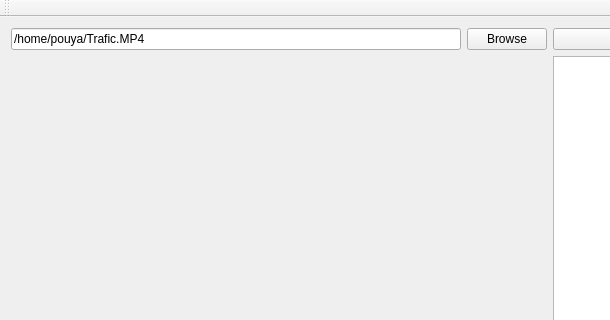
The window that mainwindow.ui (pouya-codes/OccuptantDetector) describes before a commit, drawn with Qt 5; both pictures show x 0 to 610 and y 0 to 320 of the 1014 by 754 pixel window.
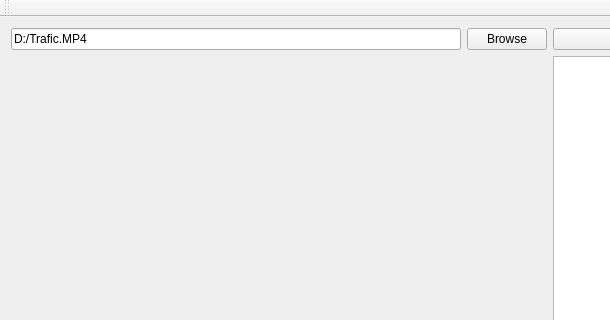
The same window after the commit.

The edit to the form file:
```diff
--- a/mainwindow.ui
+++ b/mainwindow.ui
@@ -18,7 +18,7 @@
     <item row="0" column="0">
      <widget class="QLineEdit" name="lineEdit_url">
       <property name="text">
-       <string>/home/pouya/Trafic.MP4</string>
+       <string>D:/Trafic.MP4</string>
       </property>
      </widget>
     </item>
```
Left out of the diff: 2 changed lines with no effect on the pictures.
